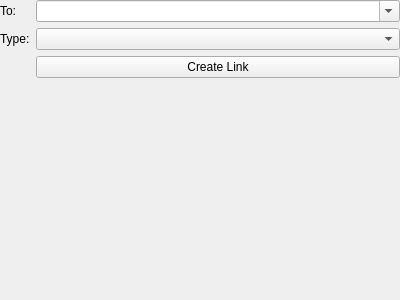
First picture: the form in plugins/brain.toolbox.links/widget.ui, repository aleksey-leontiev/sarasvati, before the edit.
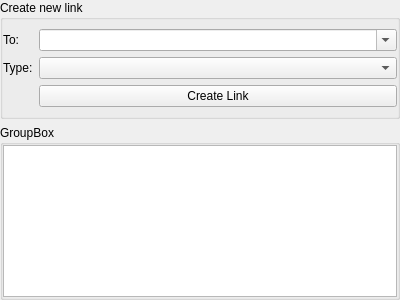
Second picture: the form after the edit.

Patch:
```diff
--- a/plugins/brain.toolbox.links/widget.ui
+++ b/plugins/brain.toolbox.links/widget.ui
@@ -13,7 +13,7 @@
   <property name="windowTitle">
    <string>Form</string>
   </property>
-  <layout class="QFormLayout" name="formLayout">
+  <layout class="QVBoxLayout" name="verticalLayout_2">
    <property name="leftMargin">
     <number>0</number>
    </property>
@@ -26,35 +26,87 @@
    <property name="bottomMargin">
     <number>0</number>
    </property>
-   <item row="0" column="1">
-    <widget class="QComboBox" name="thoughtTitle">
-     <property name="editable">
-      <bool>true</bool>
+   <item>
+    <widget class="QGroupBox" name="groupBox">
+     <property name="title">
+      <string>Create new link</string>
      </property>
+     <layout class="QFormLayout" name="formLayout">
+      <property name="leftMargin">
+       <number>0</number>
+      </property>
+      <property name="rightMargin">
+       <number>0</number>
+      </property>
+      <item row="0" column="0">
+       <widget class="QLabel" name="label">
+        <property name="text">
+         <string>To:</string>
+        </property>
+       </widget>
+      </item>
+      <item row="0" column="1">
+       <widget class="QComboBox" name="thoughtTitle">
+        <property name="sizePolicy">
+         <sizepolicy hsizetype="Expanding" vsizetype="Fixed">
+          <horstretch>0</horstretch>
+          <verstretch>0</verstretch>
+         </sizepolicy>
+        </property>
+        <property name="editable">
+         <bool>true</bool>
+        </property>
+       </widget>
+      </item>
+      <item row="1" column="0">
+       <widget class="QLabel" name="label_2">
+        <property name="text">
+         <string>Type:</string>
+        </property>
+       </widget>
+      </item>
+      <item row="1" column="1">
+       <widget class="QComboBox" name="linkType">
+        <property name="sizePolicy">
+         <sizepolicy hsizetype="Expanding" vsizetype="Fixed">
+          <horstretch>0</horstretch>
+          <verstretch>0</verstretch>
+         </sizepolicy>
+        </property>
+       </widget>
+      </item>
+      <item row="2" column="1">
+       <widget class="QPushButton" name="createLink">
+        <property name="text">
+         <string>Create Link</string>
+        </property>
+       </widget>
+      </item>
+     </layout>
     </widget>
    </item>
-   <item row="0" column="0">
-    <widget class="QLabel" name="label">
-     <property name="text">
-      <string>To:</string>
+   <item>
+    <widget class="QGroupBox" name="groupBox_2">
+     <property name="title">
+      <string>GroupBox</string>
      </property>
-    </widget>
-   </item>
-   <item row="2" column="1">
-    <widget class="QPushButton" name="createLink">
-     <property name="text">
-      <string>Create Link</string>
-     </property>
-    </widget>
-   </item>
-   <item row="1" column="1">
-    <widget class="QComboBox" name="linkType"/>
-   </item>
-   <item row="1" column="0">
-    <widget class="QLabel" name="label_2">
-     <property name="text">
-      <string>Type:</string>
-     </property>
+     <layout class="QVBoxLayout" name="verticalLayout">
+      <property name="leftMargin">
+       <number>0</number>
+      </property>
+      <property name="topMargin">
+       <number>0</number>
+      </property>
+      <property name="rightMargin">
+       <number>0</number>
+      </property>
+      <property name="bottomMargin">
+       <number>0</number>
+      </property>
+      <item>
+       <widget class="QListView" name="listView"/>
+      </item>
+     </layout>
     </widget>
    </item>
   </layout>
```
